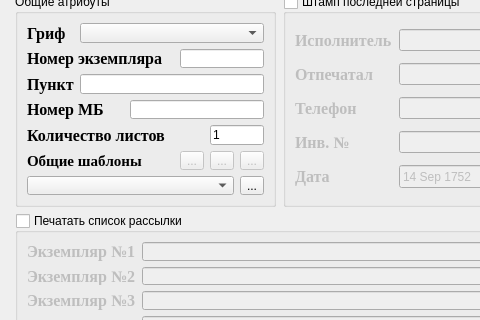
Before: the Qt Designer form vp_plugins/safeFatPrinter/workfield.ui in sobiron236/cupsfilter, drawn with Qt 5; both pictures show x 0 to 480 and y 104 to 424 of the 689 by 547 pixel window.
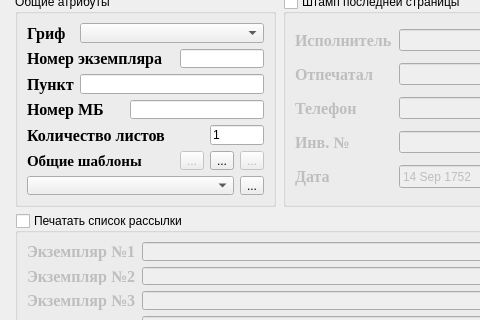
After: the same form once the commit is applied. Icons and pictures are not drawn.

Commit message: Размещение элементов диалога

```diff
--- a/vp_plugins/safeFatPrinter/workfield.ui
+++ b/vp_plugins/safeFatPrinter/workfield.ui
@@ -322,7 +322,7 @@
      <item row="5" column="4">
       <widget class="QToolButton" name="addTemplatesTBtn">
        <property name="enabled">
-        <bool>false</bool>
+        <bool>true</bool>
        </property>
        <property name="text">
         <string>...</string>
```
Left out of the diff: 12 changed lines with no effect on the pictures.
